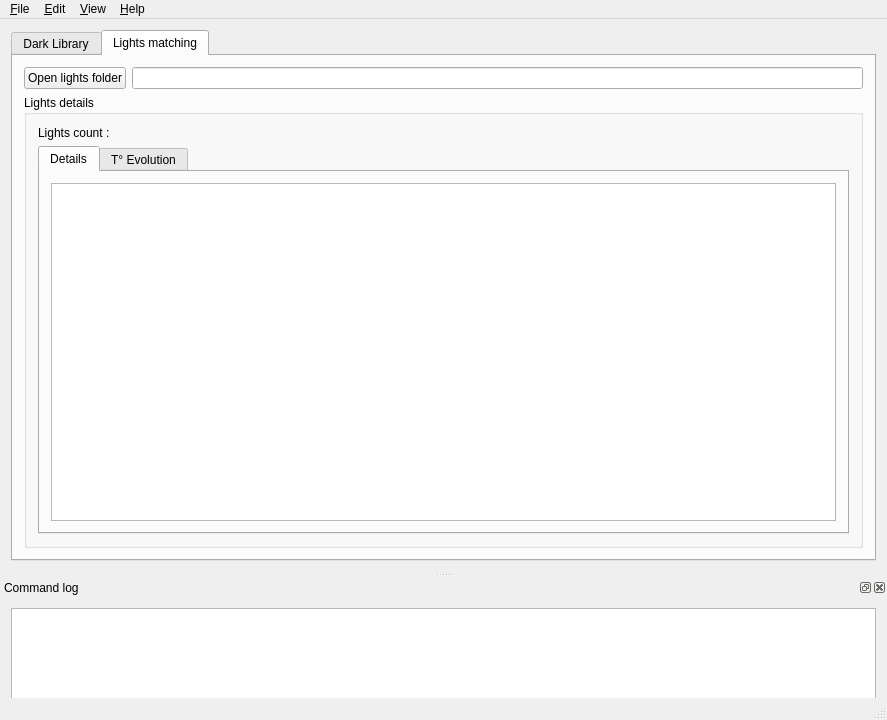
Qt form src/gui/forms/mainWindow.ui (deufrai/astrawdark-src) before a commit.
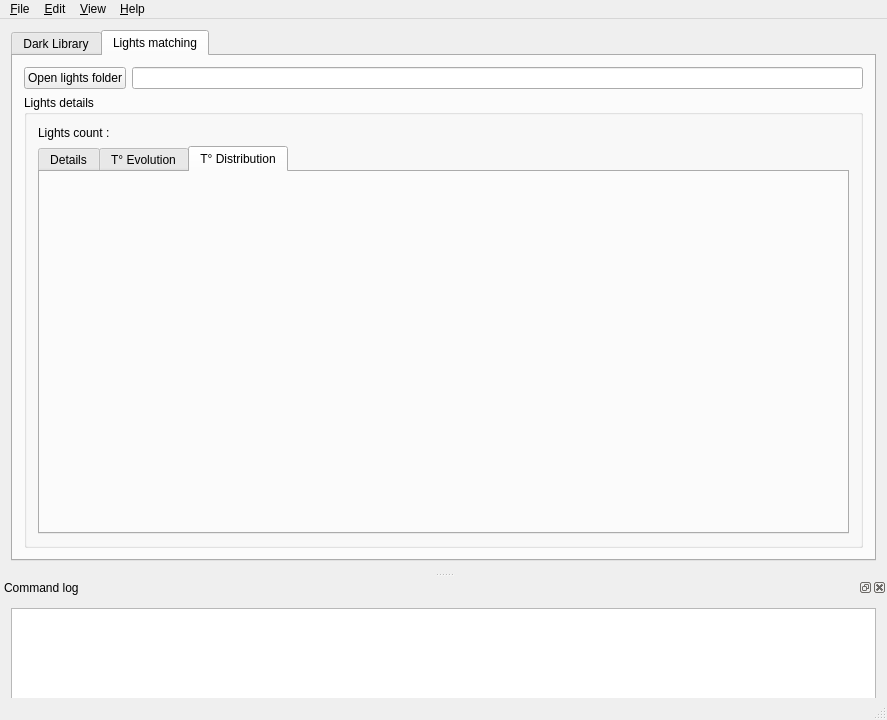
The same form after that commit. The open tabs and pages were chosen to show the change. Icons and pictures are not drawn. Custom widgets are drawn as their Qt base class.

Commit message: ARD-77: Added temperature distribution graph for lights

The edit to the form file:
```diff
--- a/src/gui/forms/mainWindow.ui
+++ b/src/gui/forms/mainWindow.ui
@@ -230,7 +230,7 @@
            <item>
             <widget class="QTabWidget" name="tabLightsDetailsWidget">
              <property name="currentIndex">
-              <number>0</number>
+              <number>2</number>
              </property>
              <widget class="QWidget" name="tabLightDetailsIndex">
               <attribute name="title">
@@ -252,6 +252,16 @@
                </item>
               </layout>
              </widget>
+             <widget class="QWidget" name="tabLightsTempDistriIndex">
+              <attribute name="title">
+               <string>T° Distribution</string>
+              </attribute>
+              <layout class="QGridLayout" name="gridLayout_10">
+               <item row="0" column="0">
+                <widget class="QCustomPlot" name="pltLightsTempDistriPlot" native="true"/>
+               </item>
+              </layout>
+             </widget>
             </widget>
            </item>
           </layout>
```
Left out of the diff: 2 changed lines with no effect on the pictures. The commit also changes 3 other files.
